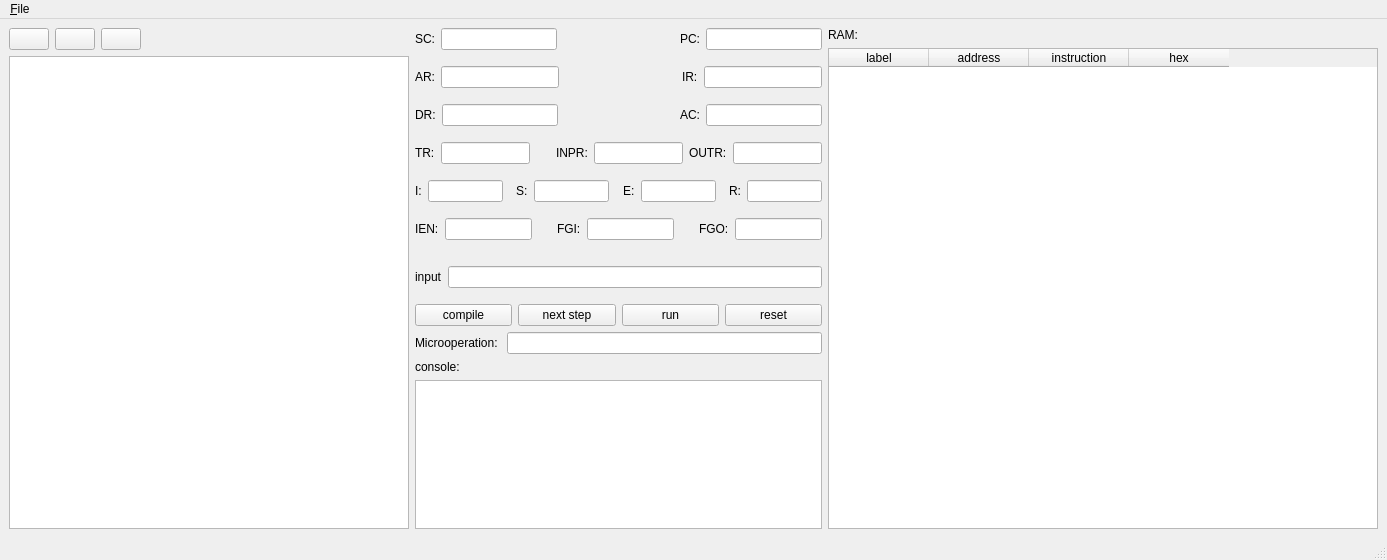
The window that mainwindow.ui (mmahdibarghi/mano-simulator) describes before a commit, drawn with Qt 5.
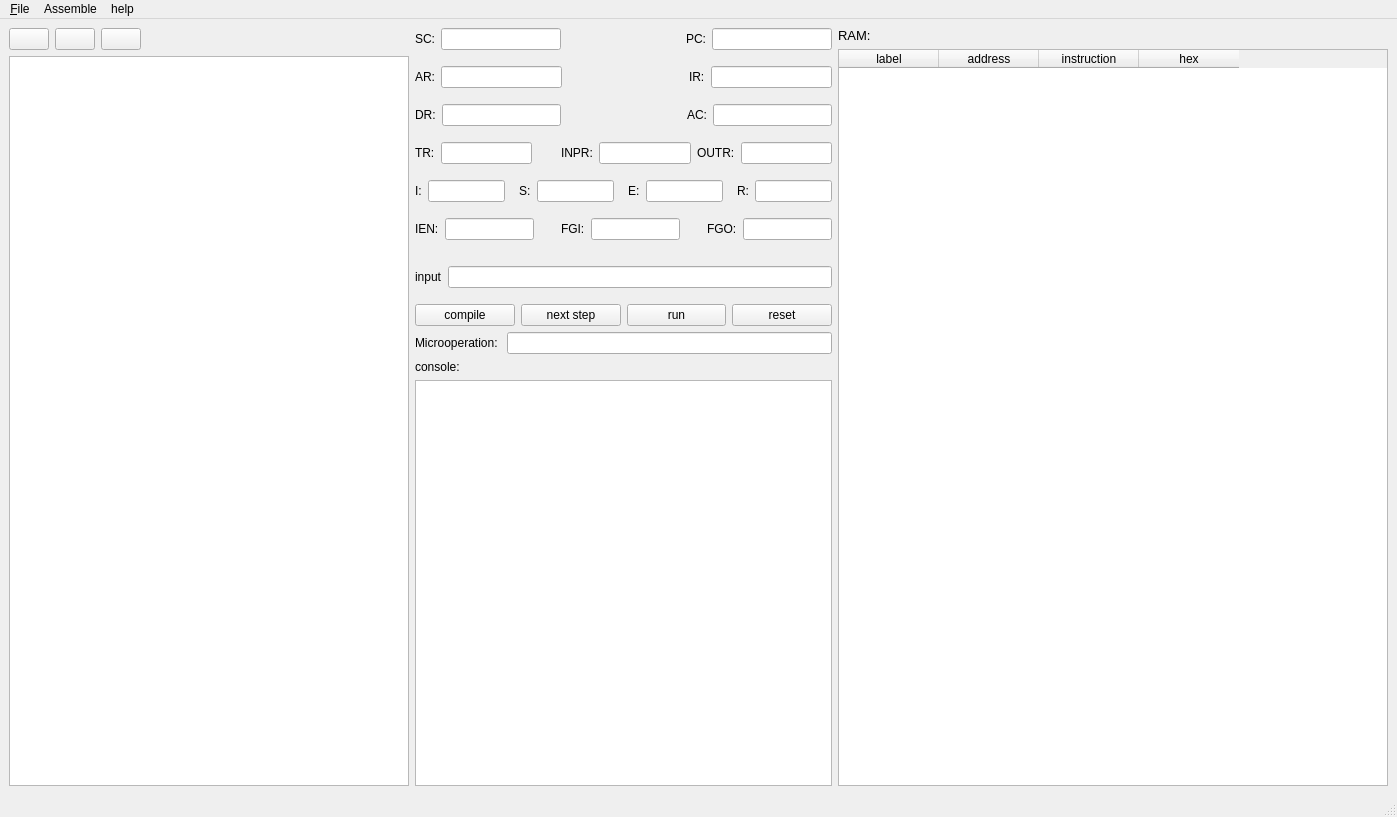
The same window after the commit. Icons and pictures are not drawn.

Diff of the .ui file:
```diff
--- a/mainwindow.ui
+++ b/mainwindow.ui
@@ -6,8 +6,8 @@
    <rect>
     <x>0</x>
     <y>0</y>
-    <width>1387</width>
-    <height>560</height>
+    <width>1397</width>
+    <height>817</height>
    </rect>
   </property>
   <property name="minimumSize">
@@ -614,6 +614,11 @@
      <layout class="QVBoxLayout" name="verticalLayout_4">
       <item>
        <widget class="QLabel" name="label_17">
+        <property name="font">
+         <font>
+          <pointsize>10</pointsize>
+         </font>
+        </property>
         <property name="text">
          <string>RAM:</string>
         </property>
@@ -694,7 +699,7 @@
     <rect>
      <x>0</x>
      <y>0</y>
-     <width>1387</width>
+     <width>1397</width>
      <height>26</height>
     </rect>
    </property>
@@ -708,7 +713,22 @@
     <addaction name="action_New"/>
     <addaction name="action_Exit"/>
    </widget>
+   <widget class="QMenu" name="menuAssemble">
+    <property name="title">
+     <string>Assemble</string>
+    </property>
+    <addaction name="actioncompile_program"/>
+    <addaction name="actionRun_Program"/>
+   </widget>
+   <widget class="QMenu" name="menuhelp">
+    <property name="title">
+     <string>help</string>
+    </property>
+    <addaction name="actionAbout_Mano_simulator"/>
+   </widget>
    <addaction name="menu_File"/>
+   <addaction name="menuAssemble"/>
+   <addaction name="menuhelp"/>
   </widget>
   <widget class="QStatusBar" name="statusbar"/>
   <action name="action_Save">
```
Left out of the diff: 23 changed lines with no effect on the pictures.
